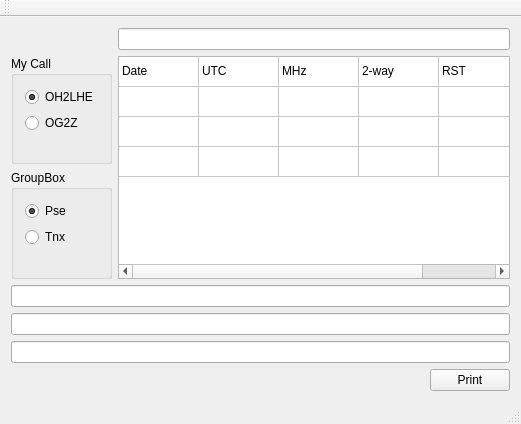
eloranta/print-qsl, file mainwindow.ui: the form before one commit.
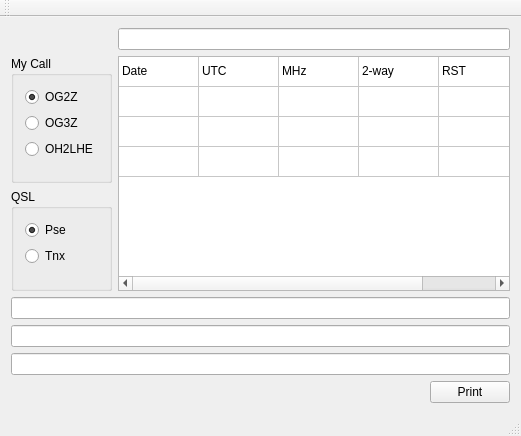
The form after the commit.

What changed in the file:
```diff
--- a/mainwindow.ui
+++ b/mainwindow.ui
@@ -7,7 +7,7 @@
     <x>0</x>
     <y>0</y>
     <width>521</width>
-    <height>424</height>
+    <height>436</height>
    </rect>
   </property>
   <property name="windowTitle">
@@ -27,7 +27,7 @@
        <item>
         <widget class="QRadioButton" name="radioButton">
          <property name="text">
-          <string>OH2LHE</string>
+          <string>OG2Z</string>
          </property>
          <property name="checked">
           <bool>true</bool>
@@ -37,7 +37,14 @@
        <item>
         <widget class="QRadioButton" name="radioButton_2">
          <property name="text">
-          <string>OG2Z</string>
+          <string>OG3Z</string>
+         </property>
+        </widget>
+       </item>
+       <item>
+        <widget class="QRadioButton" name="radioButton3">
+         <property name="text">
+          <string>OH2LHE</string>
          </property>
         </widget>
        </item>
@@ -128,7 +135,7 @@
     <item row="2" column="0">
      <widget class="QGroupBox" name="groupBox_2">
       <property name="title">
-       <string>GroupBox</string>
+       <string>QSL</string>
       </property>
       <layout class="QVBoxLayout" name="verticalLayout_2">
        <item>
```
Left out of the diff: 4 changed lines with no effect on the pictures.
